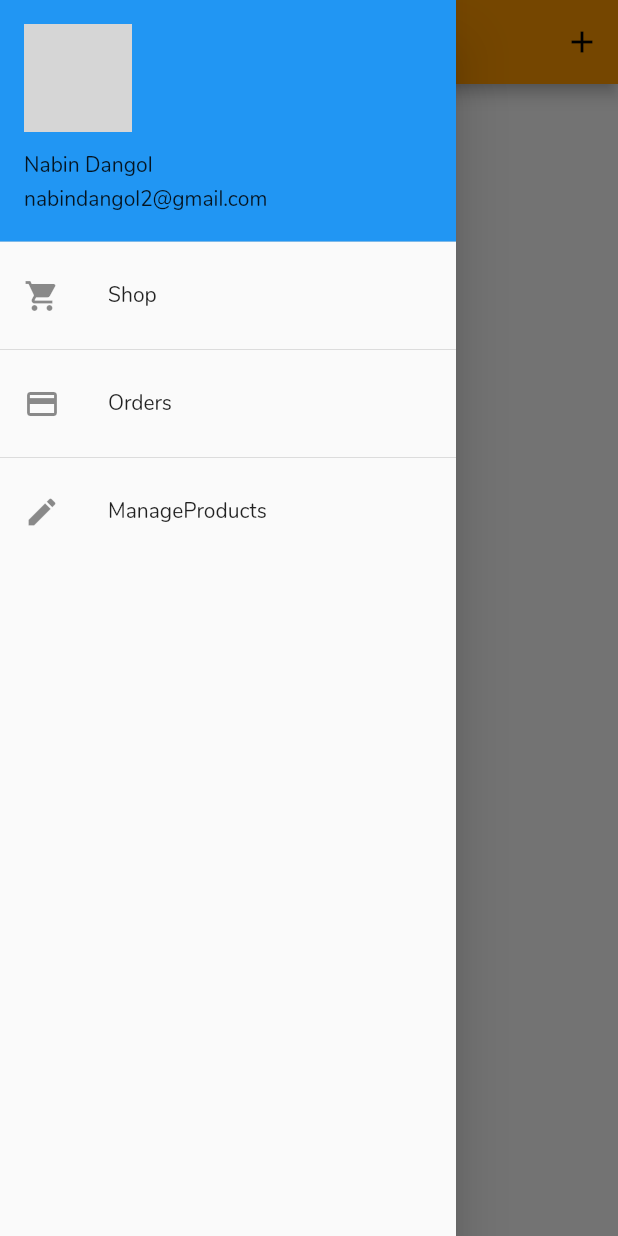
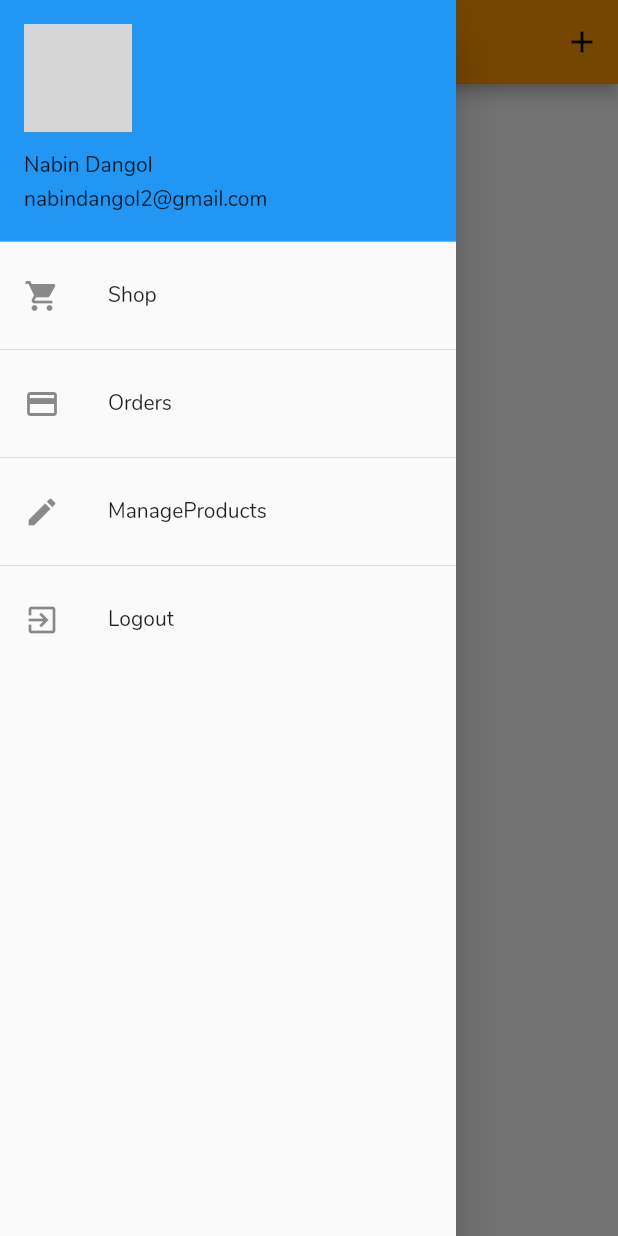
Before and after one commit to Nabinda/Shopathy, a Flutter app: the UserProductScreen screen opened by its route, with the side drawer open, on a phone screen of 412 x 824 dp. Run offline on Flutter 3.47's test engine with Material 2 defaults, Android fonts, the phone set to English and light mode, and no system bars; network calls fail; grey boxes are pictures that could not be loaded.

Commit message:
Logout Login Orders Of User

```diff
--- a/lib/provider/order_provider.dart
+++ b/lib/provider/order_provider.dart
@@ -19,15 +19,22 @@ class OrderItem {
 
 class Orders with ChangeNotifier {
   List<OrderItem> _orders = [];
+
+  final String _userId;
   final String _authToken;
-  Orders(this._authToken, this._orders);
+  Orders(
+    this._authToken,
+    this._userId,
+    this._orders,
+  );
   List<OrderItem> get orders {
     return [..._orders];
   }
 
 //====adding cart items to order list=========
   Future<void> addOrder(List<CartItem> cartProducts, double total) async {
-    final url = "https://shopathy.firebaseio.com/orders.json?auth=$_authToken";
+    final url =
+        "https://shopathy.firebaseio.com/orders/$_userId.json?auth=$_authToken";
     try {
       final response = await http.post(url,
           body: json.encode({
@@ -58,7 +65,8 @@ class Orders with ChangeNotifier {
 
   //fetching orders from the database
   Future<void> fetchAndSetOrder() async {
-    final url = "https://shopathy.firebaseio.com/orders.json?auth=$_authToken";
+    final url =
+        "https://shopathy.firebaseio.com/orders/$_userId.json?auth=$_authToken";
     try {
       final response = await http.get(url);
       final extractedData = json.decode(response.body) as Map<String, dynamic>;
@@ -81,7 +89,7 @@ class Orders with ChangeNotifier {
                 .toList(),
             dateTime: DateTime.parse(orderData['dateTime'])));
       });
-      _orders = _loadedOrders;
+      _orders = _loadedOrders.reversed.toList();
       notifyListeners();
     } catch (error) {
       throw (error);
--- a/lib/screen/user_product_screen.dart
+++ b/lib/screen/user_product_screen.dart
@@ -8,12 +8,12 @@ import 'package:shopathy/widgets/user_product_item.dart';
 class UserProductScreen extends StatelessWidget {
   static const routeName = "/user_product_screen";
   Future<void> _refreshProducts(BuildContext context) async {
-    await Provider.of<Products>(context, listen: false).fetchAndSetProduct();
+    await Provider.of<Products>(context, listen: false)
+        .fetchAndSetProduct(true);
   }
 
   @override
   Widget build(BuildContext context) {
-    final products = Provider.of<Products>(context);
     return Scaffold(
       appBar: AppBar(
         title: Text("Your Products"),
@@ -28,16 +28,32 @@ class UserProductScreen extends StatelessWidget {
         ],
       ),
       drawer: AppDrawer(),
-      body: RefreshIndicator(
+      body: FutureBuilder(
+        future: _refreshProducts(context),
+        builder: (ctx, snapshot) {
+          return snapshot.connectionState == ConnectionState.waiting
+              ? Center(
+                  child: CircularProgressIndicator(),
+                )
+              : RefreshIndicator(
                   onRefresh: () => _refreshProducts(context),
-        child: ListView.builder(
+                  child: Padding(
                     padding: const EdgeInsets.all(8.0),
+                    child: Consumer<Products>(
+                      builder: (ctx, products, _) {
+                        return ListView.builder(
                           itemBuilder: (ctx, index) => UserProductItem(
+                            products.items[index].id,
                             products.items[index].title,
                             products.items[index].imageURL,
-              products.items[index].id),
+                          ),
                           itemCount: products.items.length,
+                        );
+                      },
                     ),
+                  ),
+                );
+        },
       ),
     );
   }
--- a/lib/widgets/app_drawer.dart
+++ b/lib/widgets/app_drawer.dart
@@ -1,4 +1,6 @@
 import 'package:flutter/material.dart';
+import 'package:provider/provider.dart';
+import 'package:shopathy/provider/auth_provider.dart';
 import 'package:shopathy/screen/order_screen.dart';
 import 'package:shopathy/screen/user_product_screen.dart';
 
@@ -39,6 +41,15 @@ class AppDrawer extends StatelessWidget {
                   context, UserProductScreen.routeName);
             },
           ),
+          Divider(),
+          ListTile(
+            leading: Icon(Icons.exit_to_app),
+            title: Text('Logout'),
+            onTap: () {
+              Navigator.of(context).pop();
+              Provider.of<Auth>(context, listen: false).logout();
+            },
+          ),
         ],
       ),
     );
```
Also changed, not shown: lib/main.dart (+5 -2 lines), lib/provider/auth_provider.dart (+19 -0 lines), lib/provider/products_provider.dart (+6 -2 lines). Lines whose indentation alone changed are shown as unchanged.
